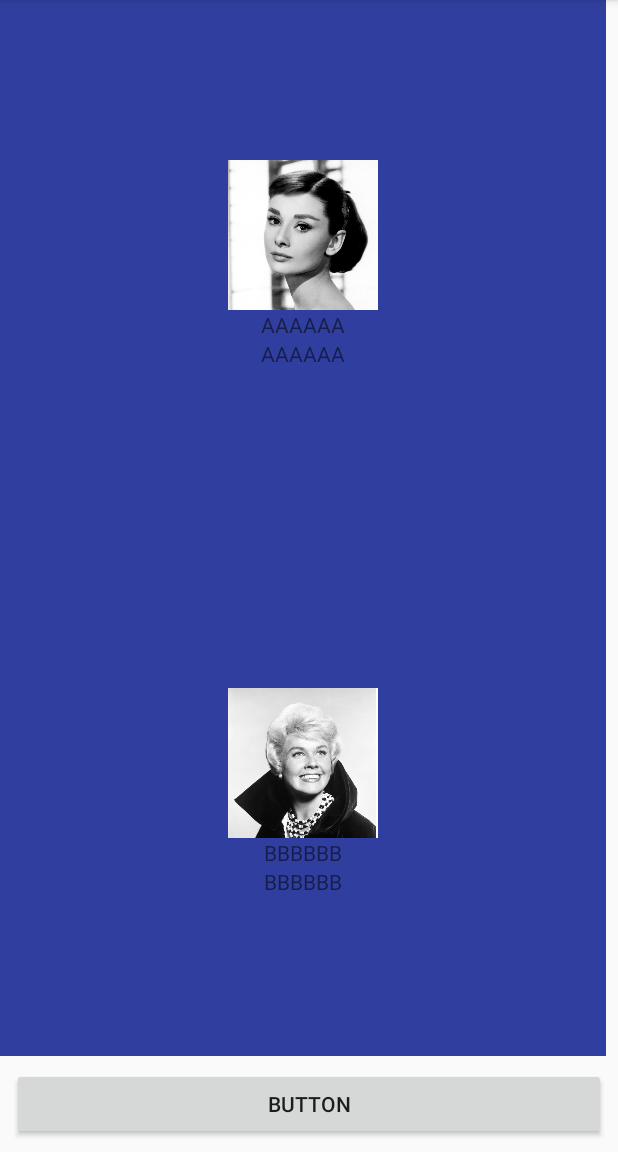
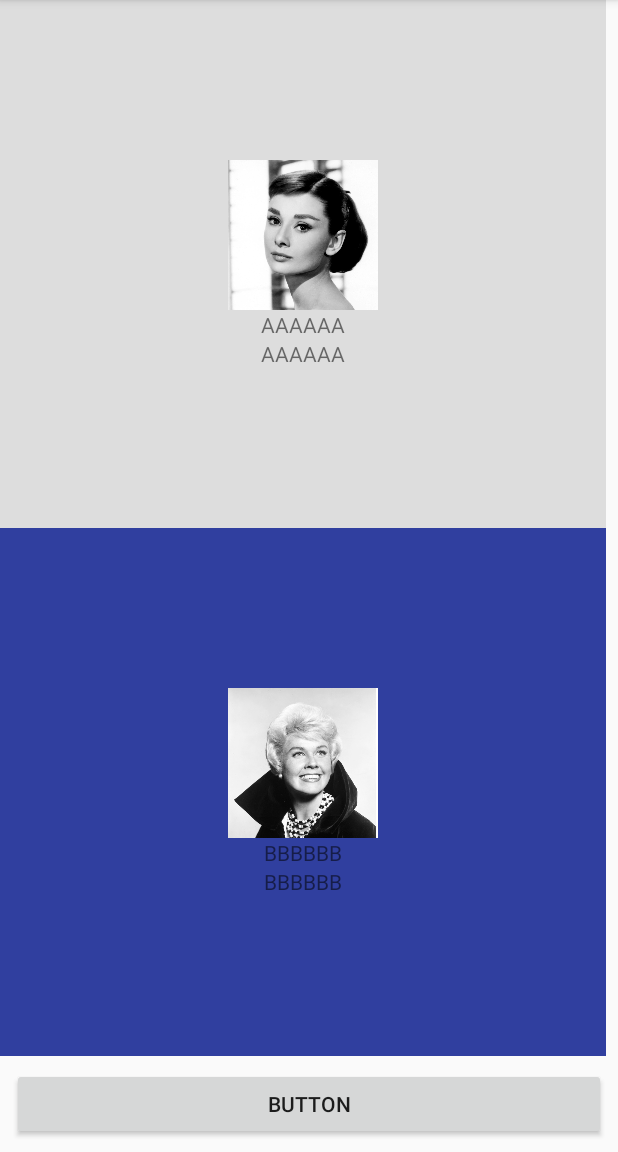
Before and after one commit to castrors/LayoutPlayground, an Android app: the screen it shows after launch (MainActivity), on a phone screen of 412 x 824 dp, the part 84-1236 px from its top. Run offline under Robolectric (Android 15) with nearby library versions, the phone set to English and light mode, and no system bars.

Commit message:
add state disabled

```diff
--- a/app/src/main/java/io/github/castrors/layoutplayground/MainActivity.kt
+++ b/app/src/main/java/io/github/castrors/layoutplayground/MainActivity.kt
@@ -17,6 +17,8 @@ class MainActivity : AppCompatActivity() {
         compoundLayout1 = findViewById(R.id.profile_1)
         compoundLayout2 = findViewById(R.id.profile_2)
 
+        compoundLayout1.isEnabled = false
+
         bindCompoundListener(compoundLayout1, R.string.audrey_hepburn)
         bindCompoundListener(compoundLayout2, R.string.doris_day)
 
--- a/app/src/main/res/drawable/a_beautiful_selector.xml
+++ b/app/src/main/res/drawable/a_beautiful_selector.xml
@@ -1,5 +1,6 @@
 <?xml version="1.0" encoding="utf-8"?>
 <selector xmlns:android="http://schemas.android.com/apk/res/android">
+    <item android:drawable="@color/gray" android:state_enabled="false"/>
     <item android:drawable="@color/colorAccent" android:state_checked="true"/>
     <item android:drawable="@color/colorPrimaryDark" android:state_checked="false"/>
 </selector>
--- a/app/src/main/res/values/colors.xml
+++ b/app/src/main/res/values/colors.xml
@@ -4,4 +4,5 @@
     <color name="colorPrimaryDark">#303F9F</color>
     <color name="colorAccent">#FF4081</color>
     <color name="color_a_default">#88F06292</color>
+    <color name="gray">#ffdddddd</color>
 </resources>
```
